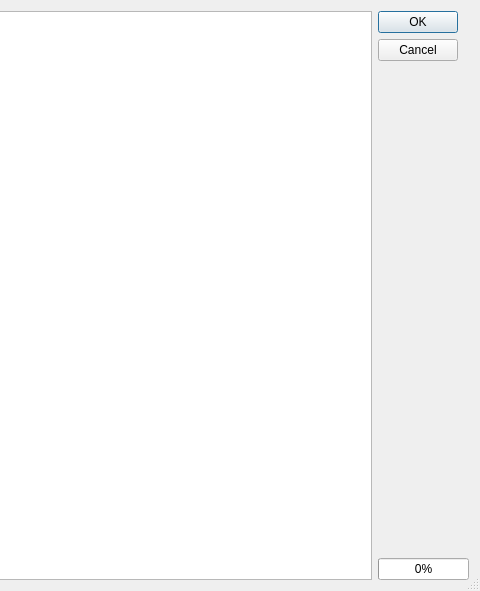
This is src/gui/pling-plong-prfreport.ui in havardgulldahl/pling-plong-odometer as Qt 5 draws it before an edit; both pictures show x 245 to 725 and y 0 to 591 of the 725 by 591 pixel window. The edited form follows.
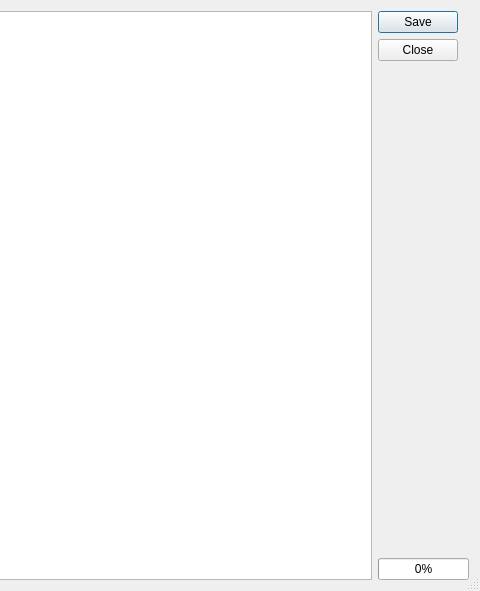
This is the edited form.

Commit message: adding save functionality for temporary prf report

Patch:
```diff
--- a/src/gui/pling-plong-prfreport.ui
+++ b/src/gui/pling-plong-prfreport.ui
@@ -52,7 +52,7 @@
           <enum>Qt::Vertical</enum>
          </property>
          <property name="standardButtons">
-          <set>QDialogButtonBox::Cancel|QDialogButtonBox::Ok</set>
+          <set>QDialogButtonBox::Close|QDialogButtonBox::Save</set>
          </property>
         </widget>
        </item>
```
The commit also changes 2 other files.
